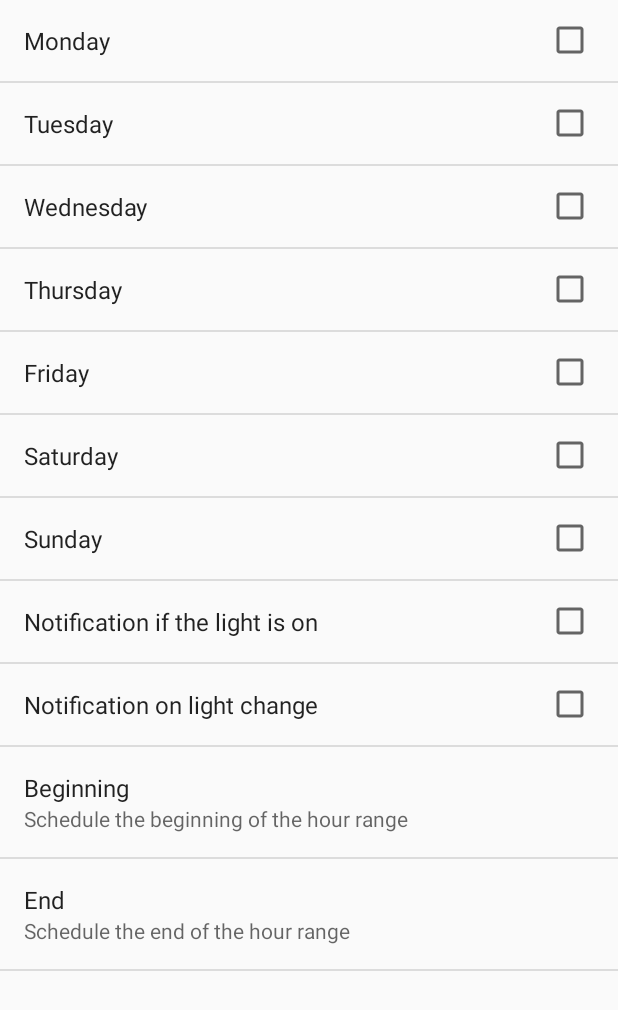
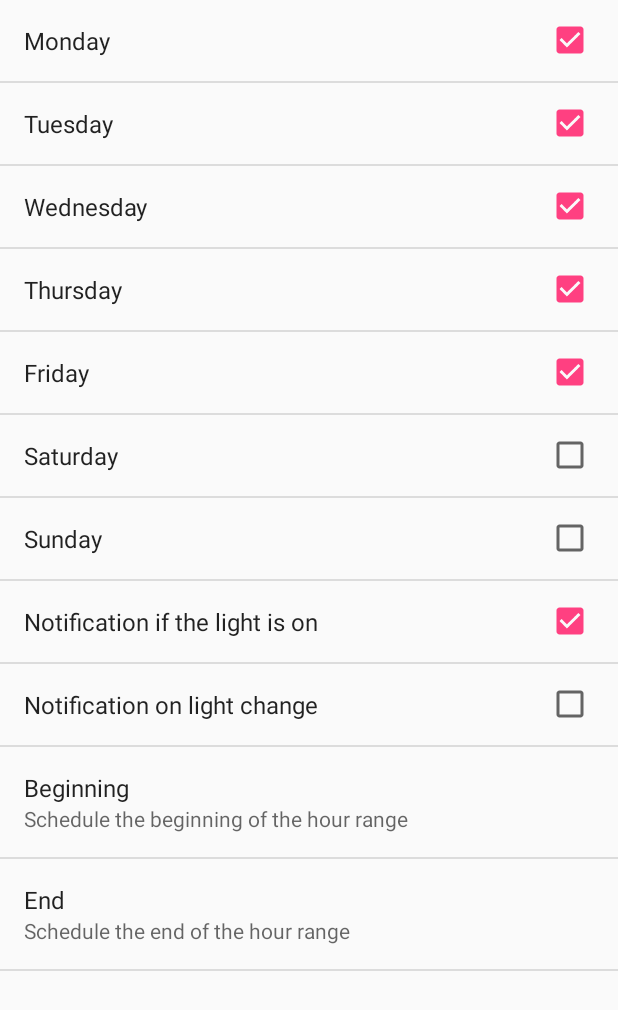
Before and after one commit to hornmartin/ProjetAMIO, an Android app: the Settings screen opened directly, with no data from a screen before it, after a tap on "Weekdays", on a phone screen of 412 x 824 dp. Shown: the top 1010 px of the screen. Run offline under Robolectric (Android 15) with nearby library versions, the phone set to English and light mode, and no system bars; 3 other taps on this screen came first.

Commit message:
preferences

```diff
--- /dev/null
+++ b/app/src/main/res/values/bool.xml
@@ -0,0 +1,4 @@
+<?xml version="1.0" encoding="utf-8"?>
+<resources>
+    <bool name="mypreference_default">true</bool>
+</resources>
--- a/app/src/main/res/xml/preferences.xml
+++ b/app/src/main/res/xml/preferences.xml
@@ -4,36 +4,46 @@
         android:key="mail"
         android:summary="Please provide your email adress"></EditTextPreference>
     <EditTextPreference android:title="Update interval"
+        android:numeric="integer"
+        android:defaultValue="10"
         android:key="update"
         android:summary="Please input the interval between the updates in seconds (default 10s)"></EditTextPreference>
     <CheckBoxPreference android:title="Start on boot"
         android:key="onBoot"></CheckBoxPreference>
     <PreferenceScreen android:title="Weekdays"
         android:key="window1">
-        <CheckBoxPreference android:title="Monday"
+        <CheckBoxPreference android:defaultValue="@bool/mypreference_default"
+            android:title="Monday"
             android:key="monday1"></CheckBoxPreference>
-        <CheckBoxPreference android:title="Tuesday"
+        <CheckBoxPreference android:defaultValue="@bool/mypreference_default"
+            android:title="Tuesday"
             android:key="tuesday1"></CheckBoxPreference>
-        <CheckBoxPreference android:title="Wednesday"
+        <CheckBoxPreference android:defaultValue="@bool/mypreference_default"
+            android:title="Wednesday"
             android:key="wednesday1"></CheckBoxPreference>
-        <CheckBoxPreference android:title="Thursday"
+        <CheckBoxPreference android:defaultValue="@bool/mypreference_default"
+            android:title="Thursday"
             android:key="thursday1"></CheckBoxPreference>
-        <CheckBoxPreference android:title="Friday"
+        <CheckBoxPreference android:defaultValue="@bool/mypreference_default"
+            android:title="Friday"
             android:key="friday1"></CheckBoxPreference>
         <CheckBoxPreference android:title="Saturday"
             android:key="saturday1"></CheckBoxPreference>
         <CheckBoxPreference android:title="Sunday"
             android:key="sunday1"></CheckBoxPreference>
-        <CheckBoxPreference android:title="Notification if the light is on"
+        <CheckBoxPreference android:defaultValue="@bool/mypreference_default"
+            android:title="Notification if the light is on"
             android:key="isOn1"></CheckBoxPreference>
         <CheckBoxPreference android:title="Notification on light change"
             android:key="onChange1"></CheckBoxPreference>
         <Preference
+            android:defaultValue="19:00"
             android:key="beginHour1"
             android:summary="Schedule the beginning of the hour range"
             android:title="Beginning" />
         <Preference
             android:key="endHour1"
+            android:defaultValue="23:00"
             android:summary="Schedule the end of the hour range"
             android:title="End" />
     </PreferenceScreen>
@@ -49,11 +59,14 @@
             android:key="thursday2"></CheckBoxPreference>
         <CheckBoxPreference android:title="Friday"
             android:key="friday2"></CheckBoxPreference>
-        <CheckBoxPreference android:title="Saturday"
+        <CheckBoxPreference android:defaultValue="@bool/mypreference_default"
+            android:title="Saturday"
             android:key="saturday2"></CheckBoxPreference>
-        <CheckBoxPreference android:title="Sunday"
+        <CheckBoxPreference android:defaultValue="@bool/mypreference_default"
+            android:title="Sunday"
             android:key="sunday2"></CheckBoxPreference>
-        <CheckBoxPreference android:title="Notification if the light is on"
+        <CheckBoxPreference android:defaultValue="@bool/mypreference_default"
+            android:title="Notification if the light is on"
             android:key="isOn2"></CheckBoxPreference>
         <CheckBoxPreference android:title="Notification on light change"
             android:key="onChange2"></CheckBoxPreference>
```
Also changed, not shown: app/src/main/java/com/example/boixel/projetamio/MainActivity.java (+24 -10 lines), app/src/main/java/com/example/boixel/projetamio/Settings.java (+82 -1 lines).
